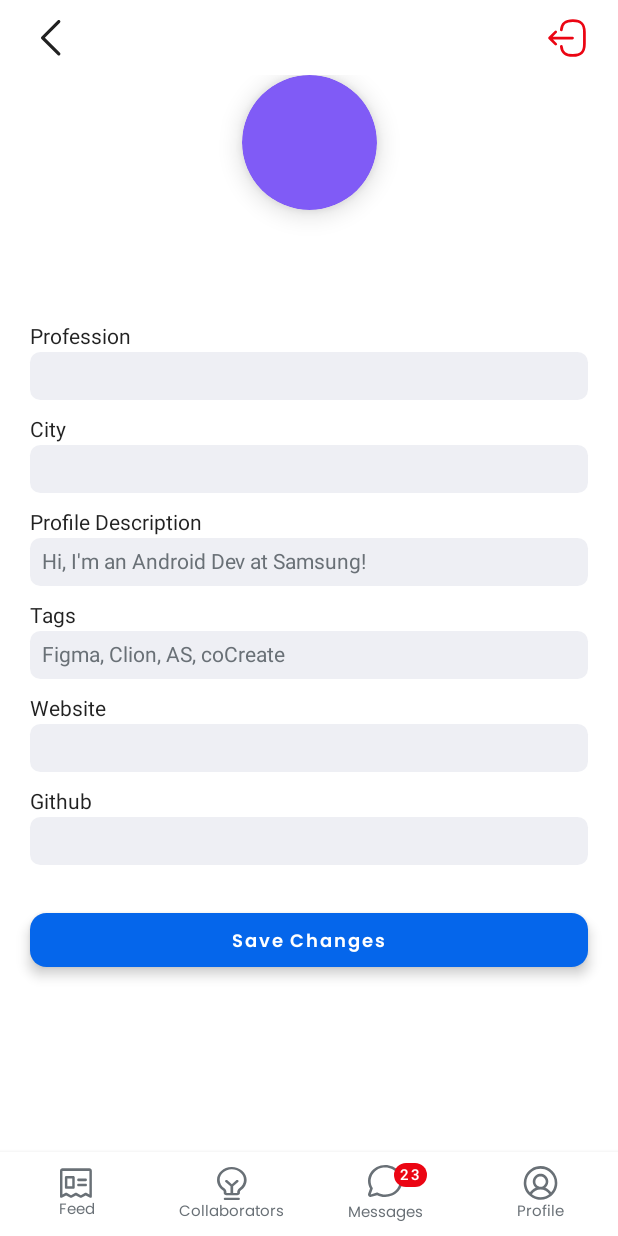
After one commit to andriybobchuk/coCreate, an Android app built with Jetpack Compose: the ProfileDetailScreen screen opened through its navigation route, on a phone screen of 412 x 824 dp. The commit adds this screen. Run offline under Robolectric (Android 15) with nearby library versions, the phone set to English and light mode, and no system bars; our stand-ins replace Dagger/Hilt's generated code, Firebase (no records; nobody signed in at launch, a user with empty details on screens opened directly); pictures from the network do not load; 1 statement that could not run was skipped.

Commit message:
Profile Detail Screen added

```diff
--- /dev/null
+++ b/app/src/main/java/com/andriybobchuk/cocreate/feature/profile/presentation/ProfileDetailScreen.kt
@@ -0,0 +1,237 @@
+package com.andriybobchuk.cocreate.feature.profile.presentation
+
+import androidx.compose.foundation.Image
+import androidx.compose.foundation.background
+import androidx.compose.foundation.layout.*
+import androidx.compose.foundation.rememberScrollState
+import androidx.compose.foundation.shape.CircleShape
+import androidx.compose.foundation.shape.RoundedCornerShape
+import androidx.compose.foundation.text.BasicTextField
+import androidx.compose.foundation.verticalScroll
+import androidx.compose.material.*
+import androidx.compose.runtime.*
+import androidx.compose.ui.Alignment
+import androidx.compose.ui.Modifier
+import androidx.compose.ui.draw.clip
+import androidx.compose.ui.draw.shadow
+import androidx.compose.ui.graphics.Color
+import androidx.compose.ui.layout.ContentScale
+import androidx.compose.ui.res.painterResource
+import androidx.compose.ui.text.TextStyle
+import androidx.compose.ui.text.font.FontWeight
+import androidx.compose.ui.unit.dp
+import androidx.compose.ui.unit.sp
+import androidx.hilt.navigation.compose.hiltViewModel
+import androidx.navigation.NavController
+import coil.compose.rememberAsyncImagePainter
+import com.andriybobchuk.cocreate.R
+import com.andriybobchuk.cocreate.ui.theme.*
+import com.andriybobchuk.navigation.Screens
+
+@Composable
+fun ProfileDetailScreen(
+    navController: NavController,
+    viewModel: ProfileViewModel = hiltViewModel()
+) {
+    val profileData = viewModel.state.value
+
+    var editedName by remember { mutableStateOf(profileData.name) }
+    var editedSurname by remember { mutableStateOf(profileData.position) }
+    var editedAboutMe by remember { mutableStateOf(profileData.city) }
+
+    // Add more fields as needed for links to GitHub, etc.
+
+    Box(
+        modifier = Modifier.fillMaxSize()
+    ) {
+        Row(
+            modifier = Modifier
+                .height(50.dp)
+                .background(white),
+            verticalAlignment = Alignment.CenterVertically
+        ) {
+            IconButton(
+                onClick = { navController.navigate(Screens.ProfileScreen.route) },
+                modifier = Modifier.padding(start = 10.dp),
+            ) {
+                Icon(
+                    painter = painterResource(id = R.drawable.ic_arrow),
+                    contentDescription = "Back"
+                )
+            }
+            Spacer(modifier = Modifier.weight(1f))
+            IconButton(
+                onClick = { },
+                modifier = Modifier.padding(end = 10.dp),
+            ) {
+                Icon(
+                    painter = painterResource(id = R.drawable.ic_logout),
+                    contentDescription = "Log Out",
+                    tint = red
+                )
+            }
+        }
+        Column(
+            modifier = Modifier
+                .fillMaxSize()
+                .padding(top = 50.dp)
+                .verticalScroll(rememberScrollState())
+                .background(white),
+            horizontalAlignment = Alignment.CenterHorizontally
+        ) {
+            // Profile Icon
+            Box(
+                modifier = Modifier
+                    .background(Color.White, shape = CircleShape)
+                    .shadow(elevation = 10.dp, shape = CircleShape)
+            ) {
+                // Display the avatar icon which overlaps the cover and the white card
+                if (profileData.avatar != "") {
+                    Image(
+                        painter = rememberAsyncImagePainter(model = profileData.avatar),
+                        contentDescription = "Avatar",
+                        contentScale = ContentScale.Crop,
+                        modifier = Modifier
+                            .size(90.dp)
+                            .clip(CircleShape)
+                            .align(Alignment.TopCenter)
+                    )
+                } else {
+                    Box(
+                        Modifier
+                            .size(90.dp)
+                            .clip(CircleShape)
+                            .background(purple)
+                            .align(Alignment.TopCenter),
+                    ) {
+                        Text(
+                            text = profileData.name.take(1).toUpperCase(),
+                            fontSize = 26.sp,
+                            color = Color.White,
+                            modifier = Modifier.align(Alignment.Center)
+                        )
+                    }
+                }
+            }
+            Spacer(modifier = Modifier.height(16.dp))
+
+            // Name
+            Text(
+                text = profileData.name,
+                fontWeight = FontWeight.Bold,
+                fontSize = 18.sp,
+                color = Color.Black
+            )
+            Spacer(modifier = Modifier.height(1.dp))
+            Text(
+                text = profileData.email,
+                fontWeight = FontWeight.Normal,
+                fontSize = 14.sp,
+                color = typo_gray200
+            )
+
+            Spacer(modifier = Modifier.height(16.dp))
+
+            Column(
+                modifier = Modifier
+                    .wrapContentHeight()
+                    .fillMaxWidth()
+                    .padding(horizontal = 20.dp),
+                horizontalAlignment = Alignment.CenterHorizontally
+            ) {
+                // Editable Fields
+                GrayTextFieldWithLabel(
+                    title = "Profession",
+                    value = profileData.position,
+                    onValueChange = { editedName = it }
+                )
+
+                GrayTextFieldWithLabel(
+                    title = "City",
+                    value = profileData.city,
+                    onValueChange = { editedSurname = it }
+                )
+
+                GrayTextFieldWithLabel(
+                    title = "Profile Description",
+                    value = "Hi, I'm an Android Dev at Samsung!",
+                    onValueChange = { editedAboutMe = it }
+                )
+
+                GrayTextFieldWithLabel(
+                    title = "Tags",
+                    value = "Figma, Clion, AS, coCreate",
+                    onValueChange = { editedAboutMe = it }
+                )
+
+                GrayTextFieldWithLabel(
+                    title = "Website",
+                    value = profileData.website,
+                    onValueChange = { editedAboutMe = it }
+                )
+
+                GrayTextFieldWithLabel(
+                    title = "Github",
+                    value = profileData.github,
+                    onValueChange = { editedAboutMe = it }
+                )
+
+                // Add more GrayTextFieldWithLabel for links to GitHub, etc.
+
+                Button(
+                    onClick = {
+                        // Save editedName, editedSurname, editedAboutMe, and other fields
+                    },
+                    modifier = Modifier
+                        .fillMaxWidth()
+                        .wrapContentHeight()
+                        .padding(top = 20.dp),
+                    elevation = ButtonDefaults.elevation(5.dp),
+                    colors = ButtonDefaults.buttonColors(
+                        backgroundColor = accent,
+                        contentColor = white // clicked state
+                    ),
+                    shape = RoundedCornerShape(11.dp)
+                ) {
+                    Text(
+                        text = "Save Changes",
+                        fontWeight = FontWeight.Bold,
+                        fontSize = 12.sp,
+                        color = white,
+                        fontFamily = poppins,
+                    )
+                }
+            }
+        }
+    }
+}
+
+@Composable
+fun GrayTextFieldWithLabel(
+    title: String,
+    value: String,
+    onValueChange: (String) -> Unit
+) {
+    Column(
+        modifier = Modifier
+            .fillMaxWidth()
+            .padding(vertical = 6.dp, horizontal = 0.dp)
+    ) {
+        Text(
+            text = title,
+            fontWeight = FontWeight.Normal,
+            fontSize = 14.sp,
+        )
+        Spacer(modifier = Modifier.height(2.dp))
+        BasicTextField(
+            value = value,
+            onValueChange = onValueChange,
+            textStyle = TextStyle(color = typo_gray200),
+            singleLine = true,
+            modifier = Modifier
+                .fillMaxWidth()
+                .background(input_fields, RoundedCornerShape(7.dp))
+                .padding(8.dp)
+        )
+    }
+}
--- a/app/src/main/java/com/andriybobchuk/cocreate/feature/profile/presentation/ProfileScreen.kt
+++ b/app/src/main/java/com/andriybobchuk/cocreate/feature/profile/presentation/ProfileScreen.kt
@@ -33,7 +33,7 @@ import com.andriybobchuk.cocreate.R
 import com.andriybobchuk.cocreate.core.Constants
 import com.andriybobchuk.cocreate.core.presentation.components.post.Post
 import com.andriybobchuk.cocreate.ui.theme.*
-
+import com.andriybobchuk.navigation.Screens
 
 
 @Composable
@@ -69,36 +69,44 @@ fun ProfileScreen(
             )
 
             // Back Button
-            Button(
-                modifier = Modifier.padding(16.dp).align(Alignment.TopStart).width(40.dp).height(40.dp),
-                onClick = { /* navigate back */ },
-                shape = CircleShape,
-                colors = ButtonDefaults.buttonColors(backgroundColor = background_gray200),
-                elevation = ButtonDefaults.elevation(10.dp),
-            ) {
-                Icon(
-                    painter = painterResource(id = R.drawable.ic_arrow),
-                    contentDescription = null,
-                    tint = accent,
-                    modifier = Modifier.size(60.dp)
-                )
-            }
-
-            // Profile Detail Button
-            Button(
-                modifier = Modifier.padding(16.dp).align(Alignment.TopEnd).width(40.dp).height(40.dp),
-                onClick = { /* navigate back */ },
-                shape = CircleShape,
-                colors = ButtonDefaults.buttonColors(backgroundColor = background_gray200),
-                elevation = ButtonDefaults.elevation(10.dp),
-            ) {
-                Icon(
-                    painter = painterResource(id = R.drawable.ic_edit),
-                    contentDescription = null,
-                    tint = accent,
-                    modifier = Modifier.size(10.dp)
-                )
-            }
+//            Button(
+//                modifier = Modifier
+//                    .padding(16.dp)
+//                    .align(Alignment.TopStart)
+//                    .width(40.dp)
+//                    .height(40.dp),
+//                onClick = { /* navigate back */ },
+//                shape = CircleShape,
+//                colors = ButtonDefaults.buttonColors(backgroundColor = background_gray200),
+//                elevation = ButtonDefaults.elevation(10.dp),
+//            ) {
+//                Icon(
+//                    painter = painterResource(id = R.drawable.ic_arrow),
+//                    contentDescription = null,
+//                    tint = accent,
+//                    modifier = Modifier.size(60.dp)
+//                )
+//            }
+//
+//            // Profile Detail Button
+//            Button(
+//                modifier = Modifier
+//                    .padding(16.dp)
+//                    .align(Alignment.TopEnd)
+//                    .width(40.dp)
+//                    .height(40.dp),
+//                onClick = { /* navigate back */ },
+//                shape = CircleShape,
+//                colors = ButtonDefaults.buttonColors(backgroundColor = background_gray200),
+//                elevation = ButtonDefaults.elevation(10.dp),
+//            ) {
+//                Icon(
+//                    painter = painterResource(id = R.drawable.ic_edit),
+//                    contentDescription = null,
+//                    tint = accent,
+//                    modifier = Modifier.size(10.dp)
+//                )
+//            }
 
             // Display the white card with rounded corners
             Card(
@@ -160,6 +168,7 @@ fun ProfileScreen(
                         }
                         Button(
                             onClick = {
+                                navController.navigate(Screens.ProfileDetailScreen.route)
                             },
                             modifier = Modifier
                                 .fillMaxWidth()
--- a/app/src/main/java/com/andriybobchuk/cocreate/navigation/NavigationGraph.kt
+++ b/app/src/main/java/com/andriybobchuk/cocreate/navigation/NavigationGraph.kt
@@ -10,6 +10,7 @@ import com.andriybobchuk.cocreate.feature.feed.presentation.FeedScreen
 import com.andriybobchuk.cocreate.feature.messages.presentation.MessagesScreen
 import com.andriybobchuk.cocreate.feature.collaborators.presentation.MyPostsScreen
 import com.andriybobchuk.cocreate.feature.profile.presentation.ProfileScreen
+import com.andriybobchuk.cocreate.feature.profile.presentation.ProfileDetailScreen
 import com.andriybobchuk.navigation.Screens
 
 @Composable
@@ -21,29 +22,30 @@ fun NavigationGraph(
         navController = navController,
         startDestination = startDestination
     ) {
+        // Auth
         composable(route = Screens.LoginScreen.route) {
             LoginScreen(navController)
-
         }
         composable(route = Screens.RegisterScreen.route) {
             RegisterScreen(navController)
+        }
 
-        }
         composable(route = Screens.FeedScreen.route) {
             FeedScreen(navController)
-
         }
         composable(route = Screens.MyPostsScreen.route) {
             MyPostsScreen(navController)
-
         }
         composable(route = Screens.MessagesScreen.route) {
             MessagesScreen(navController)
+        }
 
-        }
+        // Profile
         composable(route = Screens.ProfileScreen.route) {
             ProfileScreen(navController)
-
+        }
+        composable(route = Screens.ProfileDetailScreen.route) {
+            ProfileDetailScreen(navController)
         }
     }
 
--- a/app/src/main/java/com/andriybobchuk/cocreate/navigation/Screens.kt
+++ b/app/src/main/java/com/andriybobchuk/cocreate/navigation/Screens.kt
@@ -7,6 +7,7 @@ sealed class Screens(val route: String) {
     object MyPostsScreen : Screens(route = "MyPosts_Screen")
     object MessagesScreen : Screens(route = "Messages_Screen")
     object ProfileScreen : Screens(route = "Profile_Screen")
+    object ProfileDetailScreen : Screens(route = "Profile_Detail_Screen")
 
 
 }
--- /dev/null
+++ b/app/src/main/res/drawable/ic_logout.xml
@@ -0,0 +1,8 @@
+<vector android:autoMirrored="true" android:height="29dp"
+    android:viewportHeight="24" android:viewportWidth="24"
+    android:width="29dp" xmlns:android="http://schemas.android.com/apk/res/android">
+    <path android:fillColor="#00000000"
+        android:pathData="M8.9,7.56C9.21,3.96 11.06,2.49 15.11,2.49H15.24C19.71,2.49 21.5,4.28 21.5,8.75V15.27C21.5,19.74 19.71,21.53 15.24,21.53H15.11C11.09,21.53 9.24,20.08 8.91,16.54M15,12H3.62M5.85,8.65L2.5,12L5.85,15.35"
+        android:strokeColor="#000000" android:strokeLineCap="round"
+        android:strokeLineJoin="round" android:strokeWidth="1.5"/>
+</vector>
```
